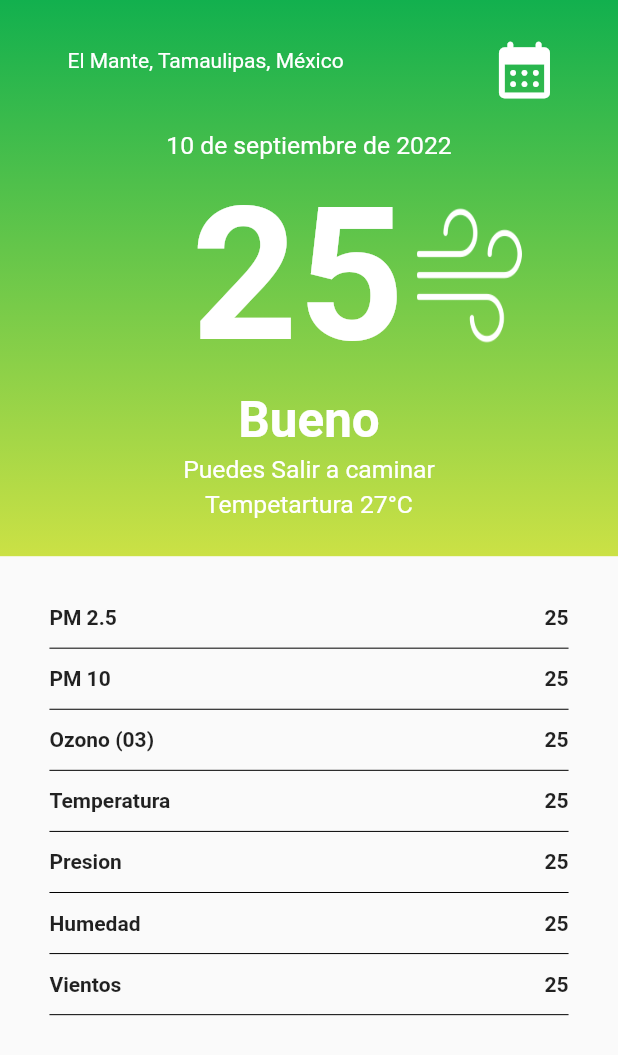
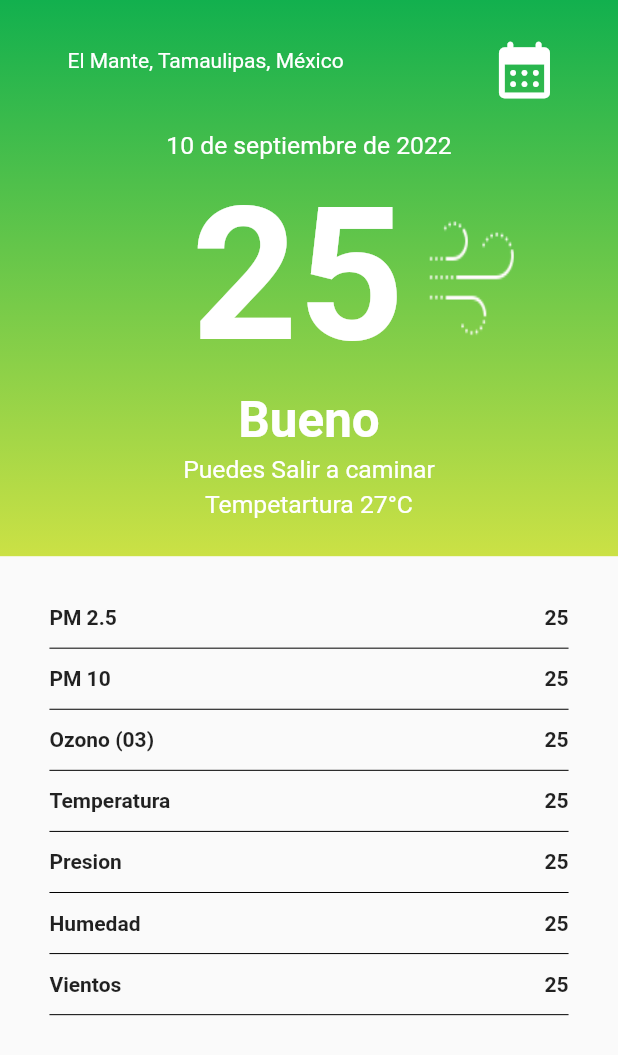
Before and after one commit to EnvQ-AQI/envq-app, a Flutter app: the screen it shows after launch, on a phone screen of 412 x 824 dp. Shown: the top 1055 px of the screen. Run offline on Flutter 3.47's test engine with Material 2 defaults, Android fonts, the phone set to English and light mode, and no system bars.

Commit message:
Cambia iconos ademas renombra la rama actual

```diff
--- a/lib/screens/estadisticas.dart
+++ b/lib/screens/estadisticas.dart
@@ -75,7 +75,7 @@ class EstadisticasScreen extends StatelessWidget {
                             height: tam.height * 0.12,
                             width: tam.width * 0.17,
                             child: const Image(
-                              image: AssetImage("assets/Viento.jpg"),
+                              image: AssetImage("assets/Viento.png"),
                               fit: BoxFit.fill,
                             ))
                       ],
```
Also changed, not shown: assets/Viento.jpg (deleted), assets/Viento.png (added).
